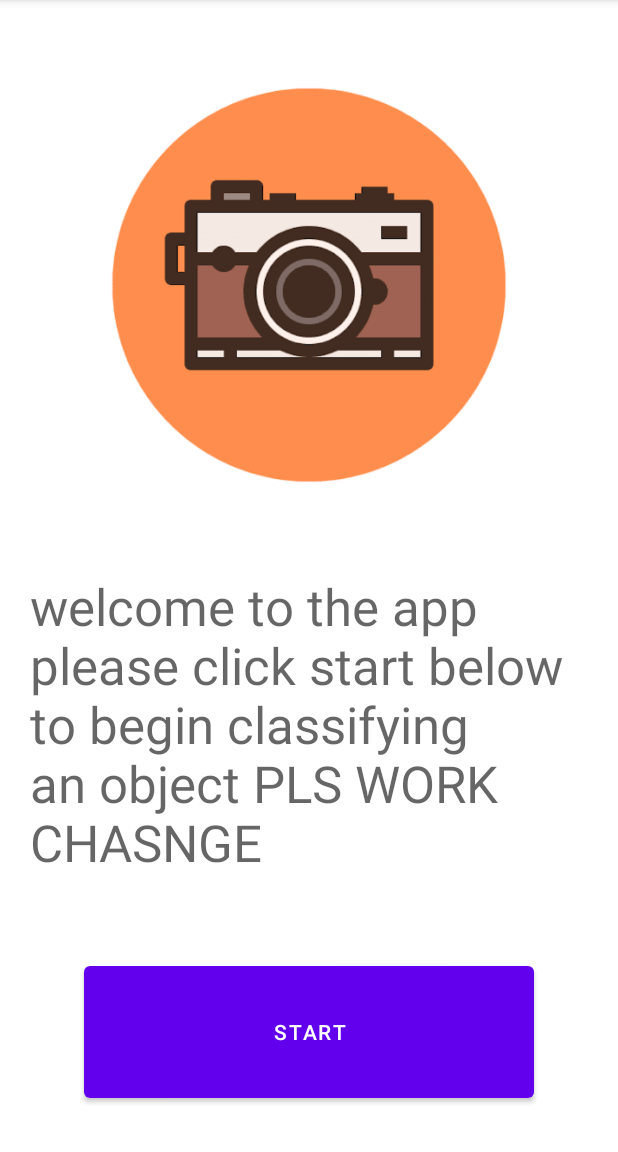
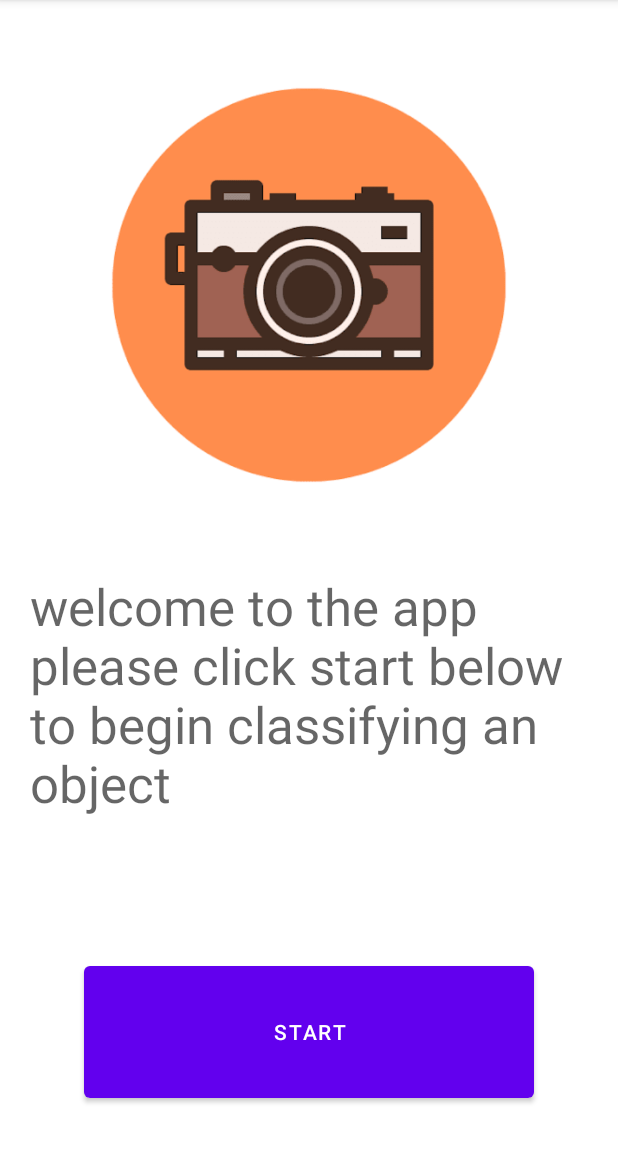
Before and after one commit to MalaM0/MobileTechnologiesA1, an Android app: the screen it shows after launch (MainActivity), on a phone screen of 412 x 824 dp, the part 84-1236 px from its top. Run offline under Robolectric (Android 15) with nearby library versions, the phone set to English and light mode, and no system bars.

Commit message:
Back to Normal

```diff
--- a/app/src/main/java/com/example/assignment1mobiletechnologies/MainActivity.java
+++ b/app/src/main/java/com/example/assignment1mobiletechnologies/MainActivity.java
@@ -10,8 +10,6 @@ public class MainActivity extends AppCompatActivity {
     protected void onCreate(Bundle savedInstanceState) {
         super.onCreate(savedInstanceState);
         setContentView(R.layout.activity_main);
-
-        System.out.println("Hello");
     }
 
 
--- a/app/src/main/res/layout/activity_main.xml
+++ b/app/src/main/res/layout/activity_main.xml
@@ -15,7 +15,7 @@
         android:layout_marginTop="20dp"
         android:layout_marginEnd="20dp"
         android:layout_marginRight="20dp"
-        android:text="welcome to the app please click start below to begin classifying an object PLS WORK CHASNGE"
+        android:text="welcome to the app please click start below to begin classifying an object"
         android:textAppearance="@style/TextAppearance.AppCompat.Display1"
         app:layout_constraintBottom_toTopOf="@+id/button2"
         app:layout_constraintEnd_toEndOf="parent"
```
